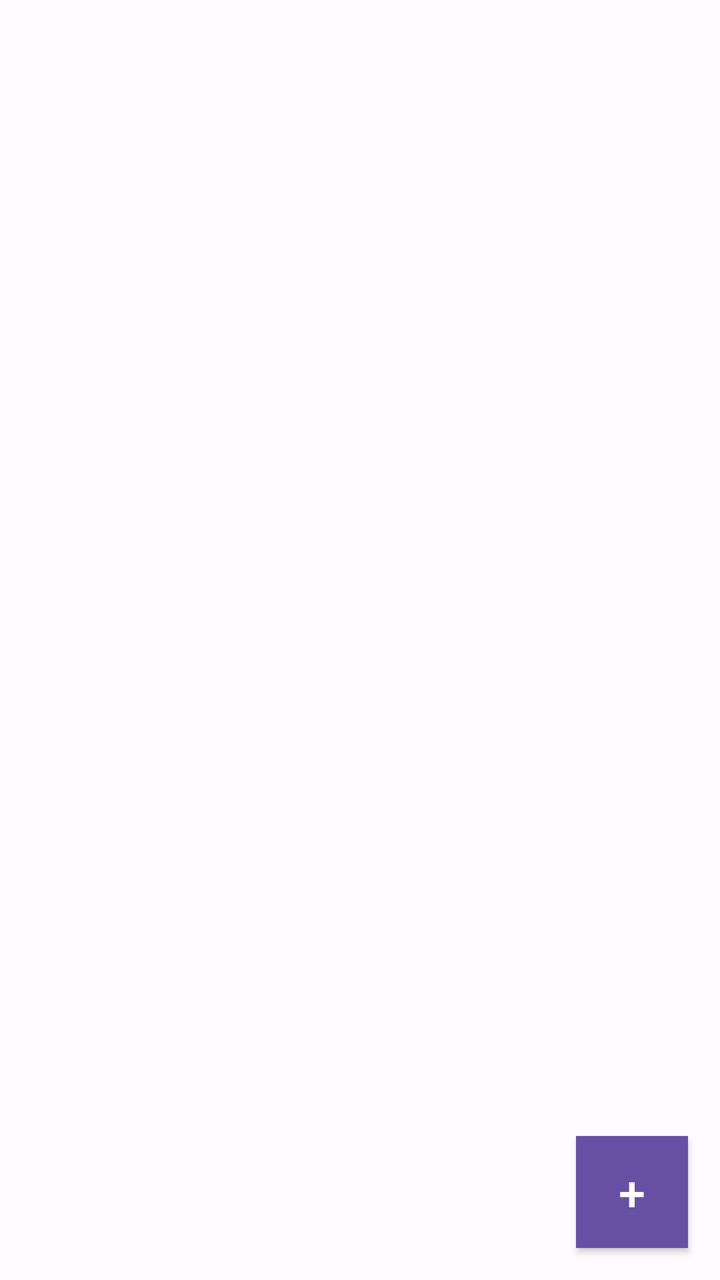
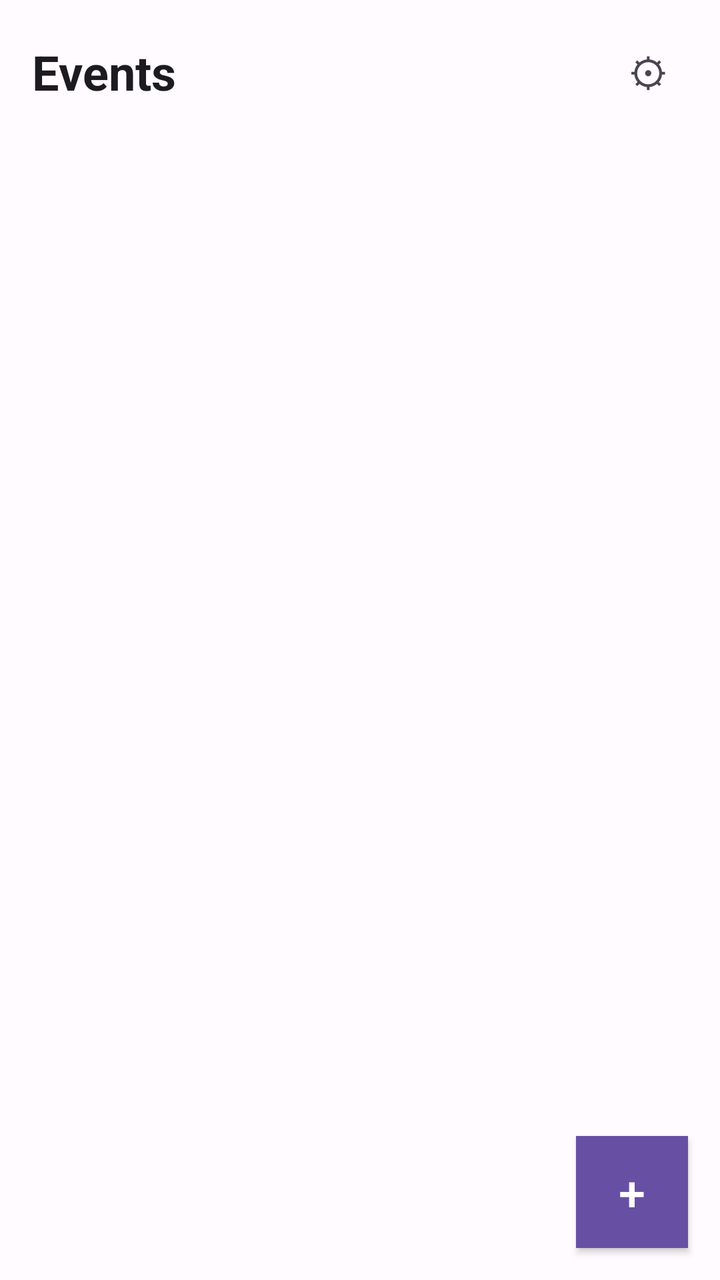

An Android layout rendered at two revisions. The XML below is the earlier revision; the diff shows what the commit changed to produce the second picture.
<!-- AndroidManifest.xml: application theme AppTheme -->
<!-- res/layout/fragment_event_list.xml -->
<?xml version="1.0" encoding="utf-8"?>
<FrameLayout xmlns:android="http://schemas.android.com/apk/res/android"
    android:layout_width="match_parent"
    android:layout_height="match_parent"
    android:background="@color/background">

    <ListView
        android:id="@+id/list_events"
        android:layout_width="match_parent"
        android:layout_height="match_parent"
        android:divider="@null"
        android:dividerHeight="0dp"
        android:paddingTop="8dp"
        android:paddingBottom="80dp"
        android:clipToPadding="false"
        android:scrollbarStyle="outsideOverlay" />

    <LinearLayout
        android:id="@+id/empty_state"
        android:layout_width="match_parent"
        android:layout_height="match_parent"
        android:orientation="vertical"
        android:gravity="center"
        android:padding="32dp"
        android:visibility="gone">

        <TextView
            android:layout_width="wrap_content"
            android:layout_height="wrap_content"
            android:text="&#128197;"
            android:textSize="48sp"
            android:gravity="center" />

        <TextView
            android:layout_width="wrap_content"
            android:layout_height="wrap_content"
            android:layout_marginTop="16dp"
            android:text="@string/no_events"
            android:textSize="16sp"
            android:textColor="@color/on_surface_variant"
            android:gravity="center" />

    </LinearLayout>

    <Button
        android:id="@+id/btn_add_event"
        android:layout_width="56dp"
        android:layout_height="56dp"
        android:layout_gravity="bottom|end"
        android:layout_margin="16dp"
        android:text="+"
        android:textSize="24sp"
        android:textColor="@color/on_primary"
        android:background="@color/primary"
        android:padding="0dp" />

</FrameLayout>
<!-- resources referenced by this layout -->
<resources>
  <color name="background">#FFFBFE</color>
  <color name="on_primary">#FFFFFF</color>
  <color name="on_surface_variant">#49454F</color>
  <color name="primary">#6750A4</color>
  <string name="no_events">No events yet.\nTap + to create one.</string>
  <style name="AppTheme" parent="android:Theme.Material.Light.NoActionBar">
          <item name="android:colorPrimary">@color/primary</item>
          <item name="android:colorPrimaryDark">@color/primary_dark</item>
          <item name="android:colorAccent">@color/primary</item>
          <item name="android:windowBackground">@color/background</item>
          <item name="android:statusBarColor">@color/primary_dark</item>
          <item name="android:navigationBarColor">@color/surface</item>
      </style>
  <color name="primary_dark">#4F378B</color>
  <color name="surface">#FFFBFE</color>
</resources>

<!-- the commit's change to res/layout/fragment_event_list.xml (unified diff, before → after) -->
@@ -1,8 +1,43 @@
 <?xml version="1.0" encoding="utf-8"?>
-<FrameLayout xmlns:android="http://schemas.android.com/apk/res/android"
+<LinearLayout xmlns:android="http://schemas.android.com/apk/res/android"
     android:layout_width="match_parent"
     android:layout_height="match_parent"
+    android:orientation="vertical"
     android:background="@color/background">
+
+    
+    <FrameLayout
+        android:layout_width="match_parent"
+        android:layout_height="wrap_content"
+        android:padding="16dp">
+
+        <TextView
+            android:layout_width="wrap_content"
+            android:layout_height="wrap_content"
+            android:layout_gravity="center_vertical|start"
+            android:text="@string/events_title"
+            android:textSize="24sp"
+            android:textStyle="bold"
+            android:textColor="@color/on_surface" />
+
+        
+        <Button
+            android:id="@+id/btn_settings"
+            android:layout_width="40dp"
+            android:layout_height="40dp"
+            android:layout_gravity="center_vertical|end"
+            android:text="&#9881;"
+            android:textSize="20sp"
+            android:textColor="@color/on_surface_variant"
+            android:background="@color/transparent"
+            android:padding="0dp" />
+
+    </FrameLayout>
+
+    <FrameLayout
+        android:layout_width="match_parent"
+        android:layout_height="0dp"
+        android:layout_weight="1">
 
     <ListView
         android:id="@+id/list_events"
@@ -10,7 +45,7 @@
         android:layout_height="match_parent"
         android:divider="@null"
         android:dividerHeight="0dp"
-        android:paddingTop="8dp"
+        android:paddingTop="4dp"
         android:paddingBottom="80dp"
         android:clipToPadding="false"
         android:scrollbarStyle="outsideOverlay" />
@@ -54,4 +89,6 @@
         android:background="@color/primary"
         android:padding="0dp" />
 
-</FrameLayout>
+    </FrameLayout>
+
+</LinearLayout>
<!-- resource entries referenced after the edit -->
@@ -2,8 +2,11 @@
 <resources>
   <color name="background">#FFFBFE</color>
   <color name="on_primary">#FFFFFF</color>
+  <color name="on_surface">#1C1B1F</color>
   <color name="on_surface_variant">#49454F</color>
   <color name="primary">#6750A4</color>
+  <color name="transparent">#00000000</color>
+  <string name="events_title">Events</string>
   <string name="no_events">No events yet.\nTap + to create one.</string>
   <style name="AppTheme" parent="android:Theme.Material.Light.NoActionBar">
           <item name="android:colorPrimary">@color/primary</item>
